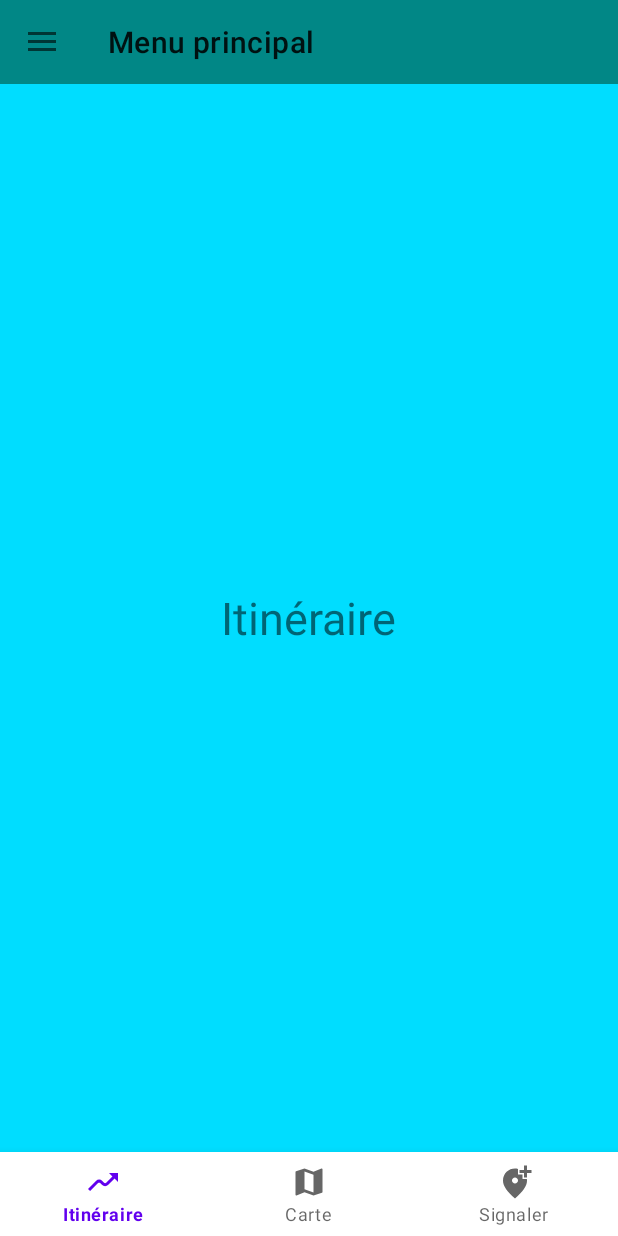
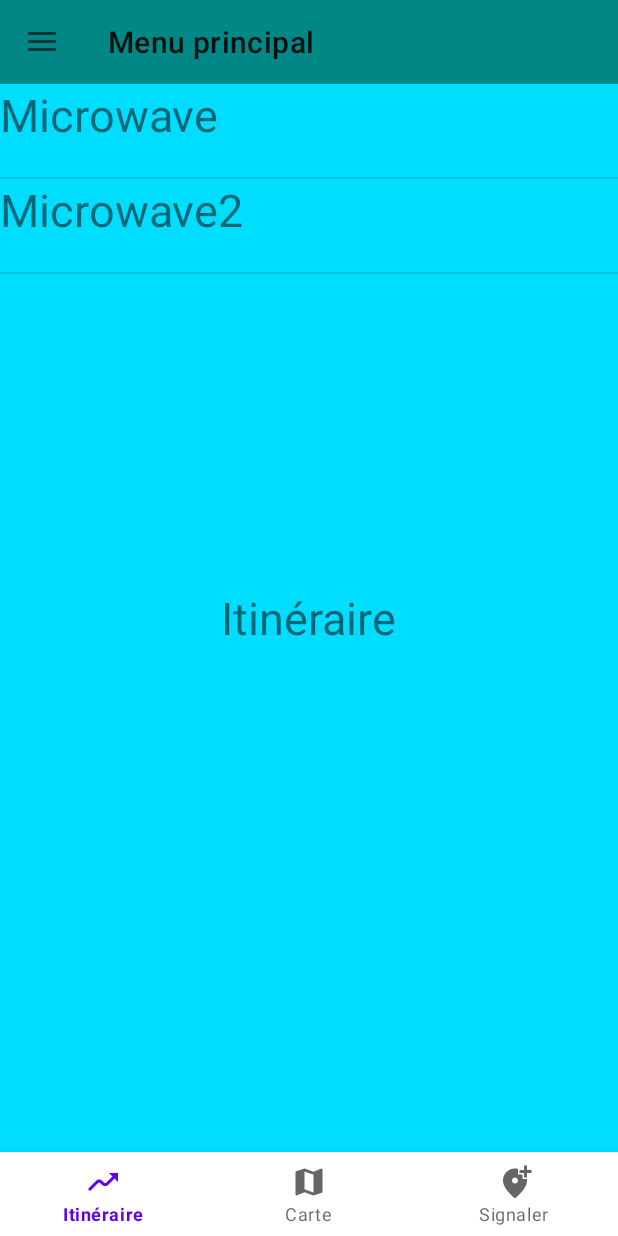
Before and after one commit to emmvou/balanceTonDechet, an Android app: the fragment ItineraireFragment placed in its activity, on a phone screen of 412 x 824 dp. Run offline under Robolectric (Android 15) with nearby library versions, the phone set to English and light mode, and no system bars; our stand-ins replace navigation-ui; libraries missing offline, so code that uses them is left out: org.osmdroid.api, org.osmdroid.config, org.osmdroid.tileprovider, org.osmdroid.util, org.osmdroid.views; 14 statements that could not run were skipped.

Commit message:
Added list of trash

```diff
--- a/app/src/main/assets/trashes.json
+++ b/app/src/main/assets/trashes.json
@@ -8,7 +8,7 @@
     "y": 7.0764037
   },
   {
-    "name": "Microwave",
+    "name": "Microwave2",
     "desc": "An old microwave, which still works",
     "isPickedUp": false,
     "isApproved": true,
--- /dev/null
+++ b/app/src/main/java/com/moustache/professeur/balancetondechet/model/ListTrash.java
@@ -0,0 +1,11 @@
+package com.moustache.professeur.balancetondechet.model;
+
+import android.content.Context;
+
+import java.util.ArrayList;
+
+public class ListTrash extends ArrayList<Trash> {
+    public ListTrash(Context ctx){
+        addAll(Trash.parseMultipleFromJson(ctx));
+    }
+}
--- /dev/null
+++ b/app/src/main/java/com/moustache/professeur/balancetondechet/model/TrashAdapter.java
@@ -0,0 +1,45 @@
+package com.moustache.professeur.balancetondechet.model;
+
+import android.content.Context;
+import android.view.LayoutInflater;
+import android.view.View;
+import android.view.ViewGroup;
+import android.widget.BaseAdapter;
+import android.widget.LinearLayout;
+import android.widget.TextView;
+
+import com.moustache.professeur.balancetondechet.R;
+
+public class TrashAdapter extends BaseAdapter {
+
+    private ListTrash trashes;
+    private LayoutInflater inflater;
+
+    public TrashAdapter(Context ctx, ListTrash listTrash) {
+        this.trashes = listTrash;
+        this.inflater = LayoutInflater.from(ctx);
+    }
+
+    @Override
+    public int getCount() {
+        return trashes.size();
+    }
+
+    @Override
+    public Object getItem(int position) {
+        return trashes.get(position);
+    }
+
+    @Override
+    public long getItemId(int position) {
+        return position;
+    }
+
+    @Override
+    public View getView(int position, View convertView, ViewGroup parent) {
+        LinearLayout layoutItem;
+        layoutItem = (LinearLayout) (convertView==null ? inflater.inflate(R.layout.adapter_item, parent, false) : convertView);
+        ((TextView)layoutItem.findViewById(R.id.trashName)).setText(trashes.get(position).getName());
+        return layoutItem;
+    }
+}
--- a/app/src/main/java/com/moustache/professeur/balancetondechet/view/ItineraireFragment.java
+++ b/app/src/main/java/com/moustache/professeur/balancetondechet/view/ItineraireFragment.java
@@ -4,18 +4,29 @@ import android.os.Bundle;
 import android.view.LayoutInflater;
 import android.view.View;
 import android.view.ViewGroup;
+import android.widget.ListView;
 
 import androidx.annotation.NonNull;
 import androidx.annotation.Nullable;
 import androidx.fragment.app.Fragment;
 
 import com.moustache.professeur.balancetondechet.R;
+import com.moustache.professeur.balancetondechet.model.ListTrash;
+import com.moustache.professeur.balancetondechet.model.TrashAdapter;
 
 public class ItineraireFragment extends Fragment {
 
     @Nullable
     @Override
     public View onCreateView(@NonNull LayoutInflater inflater, @Nullable ViewGroup container, @Nullable Bundle savedInstanceState) {
-        return inflater.inflate(R.layout.fragment_itineraire,container,false);
+        View view = inflater.inflate(R.layout.fragment_itineraire,container,false);
+
+        ListTrash listTrash = new ListTrash(getContext());
+        ListView listView = view.findViewById(R.id.listView);
+        TrashAdapter trashAdapter = new TrashAdapter(getContext(), listTrash);
+        listView.setAdapter(trashAdapter);
+
+        return view;
     }
+
 }
--- /dev/null
+++ b/app/src/main/res/layout/adapter_item.xml
@@ -0,0 +1,13 @@
+<?xml version="1.0" encoding="utf-8"?>
+<LinearLayout xmlns:android="http://schemas.android.com/apk/res/android"
+    android:layout_width="match_parent"
+    android:layout_height="match_parent">
+
+    <TextView
+        android:id="@+id/trashName"
+        android:layout_width="wrap_content"
+        android:layout_height="62dp"
+        android:layout_weight="1"
+        android:text="TextView"
+        android:textSize="30sp" />
+</LinearLayout>
--- a/app/src/main/res/layout/fragment_itineraire.xml
+++ b/app/src/main/res/layout/fragment_itineraire.xml
@@ -2,6 +2,7 @@
 <RelativeLayout xmlns:android="http://schemas.android.com/apk/res/android"
     android:layout_width="match_parent"
     android:layout_height="match_parent"
+    xmlns:app="http://schemas.android.com/apk/res-auto"
     android:background="@android:color/holo_blue_bright">
 
     <TextView
@@ -10,5 +11,13 @@
         android:text="Itinéraire"
         android:textSize="30sp"
         android:layout_centerInParent="true"/>
+    <ListView
+        android:id="@+id/listView"
+        android:layout_width="match_parent"
+        android:layout_height="match_parent"
+        app:layout_constraintLeft_toLeftOf="parent"
+        app:layout_constraintTop_toTopOf="parent"
+        />
+
 
 </RelativeLayout>
```
